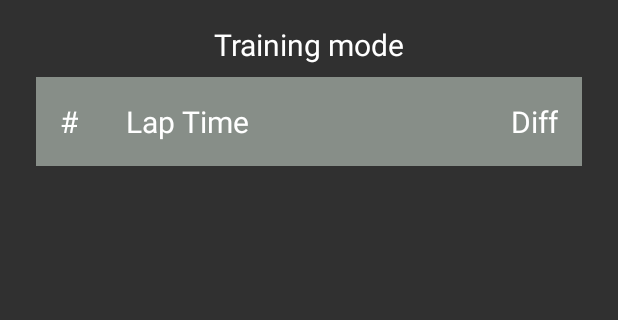
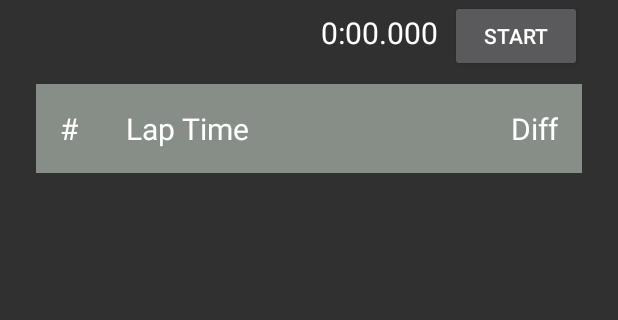
Before and after one commit to skoky/ammc-android, an Android app: the screen it shows after launch (MainActivity), after a tap on "Open >>>", on a phone screen of 412 x 824 dp, the part 84-404 px from its top. Run offline under Robolectric (Android 15) with nearby library versions, the phone set to English and light mode, and no system bars; libraries missing offline, so code that uses them is left out: com.j256.ormlite; 2 statements that could not run were skipped.

Commit message:
start stop spinner

```diff
--- a/app/src/main/java/com/skoky/MainActivity.kt
+++ b/app/src/main/java/com/skoky/MainActivity.kt
@@ -116,15 +116,15 @@ class MainActivity : AppCompatActivity(), TrainingModeFragment.OnListFragmentInt
     }
 
     fun openRacingMode(view: View) {
-
+        Log.i(TAG, "TBD")
     }
 
+    private lateinit var trainingFragment : TrainingModeFragment
     fun openTrainingMode(view: View) {
-        val fr: Fragment = TrainingModeFragment.newInstance(1)
+        trainingFragment = TrainingModeFragment.newInstance(1)
         val fragmentTransaction = supportFragmentManager.beginTransaction()
-        fragmentTransaction.replace(R.id.screen_container, fr)
+        fragmentTransaction.replace(R.id.screen_container, trainingFragment)
         fragmentTransaction.commit()
-
     }
 
     private val decoderServiceConnection = object : ServiceConnection {
@@ -143,23 +143,9 @@ class MainActivity : AppCompatActivity(), TrainingModeFragment.OnListFragmentInt
 
         override fun onServiceDisconnected(name: ComponentName) {
             app.decoderService = null
+            Log.w(TAG,"Service disconnected?")
+            finish()
         }
-    }
-
-
-    @Suppress("UNUSED_PARAMETER")
-    fun connectDialog(src: View) {
-        Log.d(TAG, "onClick: status")
-//
-//        val b = findViewById<ToggleButton>(R.id.buttonConnect)
-//        if (app.wb != null) {
-//            b.isChecked = true
-//            app.wb?.let { it.disconnect() }
-//            app.wb = null
-//        } else {
-//            b.isChecked = false
-//            openConnectDialog()
-//        }
     }
 
     override fun onOptionsItemSelected(item: MenuItem): Boolean {
--- a/app/src/main/java/com/skoky/fragment/TrainingModeFragment.kt
+++ b/app/src/main/java/com/skoky/fragment/TrainingModeFragment.kt
@@ -11,9 +11,14 @@ import android.util.Log
 import android.view.LayoutInflater
 import android.view.View
 import android.view.ViewGroup
+import android.widget.ArrayAdapter
+import android.widget.Button
+import android.widget.Spinner
 import com.skoky.R
 import com.skoky.fragment.content.Lap
+import com.skoky.fragment.content.TrainingModeModel
 import com.skoky.services.PassingBroadcastReceiver
+import kotlinx.android.synthetic.main.fragment_trainingmode_list.*
 import org.json.JSONObject
 
 
@@ -24,9 +29,14 @@ class TrainingModeFragment : Fragment() {
     private var listener: OnListFragmentInteractionListener? = null
     private lateinit var receiver: PassingBroadcastReceiver
 
+    private var startStopButtonM: Button? = null
+
+    private lateinit var tmm: TrainingModeModel
+
     override fun onCreateView(inflater: LayoutInflater, container: ViewGroup?,
                               savedInstanceState: Bundle?): View? {
         val view = inflater.inflate(R.layout.fragment_trainingmode_list, container, false)
+        val transponders = mutableListOf<String>()
 
         val viewContent = view.findViewById<RecyclerView>(R.id.training_content)
         // Set the adapter
@@ -44,27 +54,37 @@ class TrainingModeFragment : Fragment() {
                     Log.i(TAG, "Received passing $data")
                     val transponder = json.get("transponder") as Int
                     val time = (json.get("RTC_Time") as String).toLong()
-                    (adapter as TrainingModeRecyclerViewAdapter).addRecord(transponder, time)
-                    adapter.notifyDataSetChanged()
+
+                    if (running) {
+                        (adapter as TrainingModeRecyclerViewAdapter).addRecord(transponder, time)
+                        adapter.notifyDataSetChanged()
+                    }
+                    tmm = (adapter as TrainingModeRecyclerViewAdapter).tmm
+
+                    if (!transponders.contains(transponder.toString())) {
+                        transponders.add(transponder.toString())
+                        view.findViewById<Spinner>(R.id.decoderIdSpinner).adapter = ArrayAdapter(view.context,
+                                android.R.layout.simple_list_item_1, transponders)
+                    }
                 }
                 context!!.registerReceiver(receiver, IntentFilter("com.skoky.decoder.broadcast.passing"))
-
-//                doAsync {
-//                    var i = 0
-//                    while(i<10) {
-//                        uiThread {
-//                            (adapter as TrainingModeRecyclerViewAdapter).addRecord(TrainingModeModel.Lap(i,2L,3, 4f))
-//                            adapter.notifyDataSetChanged()
-//                        }
-//                        Thread.sleep(2000)
-//                        i++
-//                    }
-//                }
             }
         }
-
+        startStopButtonM = view.findViewById<Button>(R.id.startStopButton)
+        startStopButtonM!!.setOnClickListener { doStartStop()}
 
         return view
+    }
+
+    private var running = false
+    fun doStartStop() {
+        running = !running
+        if (running) {
+            startStopButtonM?.text = getText(R.string.stop)
+        } else {
+            startStopButtonM?.text = getText(R.string.start)
+        }
+
     }
 
     override fun onAttach(context: Context) {
@@ -87,7 +107,6 @@ class TrainingModeFragment : Fragment() {
         fun onListFragmentInteraction(item: Lap?)
     }
 
-
     companion object {
 
         const val ARG_COLUMN_COUNT = "column-count"
--- a/app/src/main/java/com/skoky/services/DecoderService.kt
+++ b/app/src/main/java/com/skoky/services/DecoderService.kt
@@ -29,7 +29,7 @@ data class Decoder(val id: String, var ipAddress: String? = null, var decoderTyp
 
 class DecoderService : Service() {
 
-    private var decoders = mutableListOf<Decoder>(Decoder(id = "1111", decoderType = "TranX", ipAddress = "192.168.0.231"))
+    private var decoders = mutableListOf<Decoder>(Decoder(id = "1111", decoderType = "TranX", ipAddress = "192.168.0.100"))
 
     override fun onCreate() {
         super.onCreate()
--- a/app/src/main/res/layout/fragment_trainingmode_list.xml
+++ b/app/src/main/res/layout/fragment_trainingmode_list.xml
@@ -13,17 +13,23 @@
     tools:listitem="@layout/fragment_trainingmode">
 
     <TextView
-        android:id="@+id/label1"
+        android:id="@+id/trainingTimeLabel"
         style="@style/amm_text_white"
         android:layout_width="wrap_content"
         android:layout_height="wrap_content"
         android:layout_marginEnd="8dp"
-        android:layout_marginStart="8dp"
-        android:layout_marginTop="16dp"
-        android:text="@string/training_mode"
-        app:layout_constraintEnd_toEndOf="parent"
-        app:layout_constraintStart_toStartOf="parent"
+        android:layout_marginTop="8dp"
+        android:text="0:00.000"
+        app:layout_constraintEnd_toStartOf="@+id/startStopButton"
         app:layout_constraintTop_toTopOf="parent" />
+
+    <Button
+        android:id="@+id/startStopButton"
+        android:layout_width="wrap_content"
+        android:layout_height="wrap_content"
+        android:layout_marginEnd="8dp"
+        android:text="@string/start"
+        app:layout_constraintEnd_toEndOf="parent" />
 
     <android.support.v7.widget.RecyclerView
         android:id="@+id/training_content"
@@ -34,8 +40,23 @@
         android:layout_marginTop="8dp"
         android:scrollbars="vertical"
         app:layout_constraintEnd_toEndOf="parent"
+        app:layout_constraintHorizontal_bias="0.0"
         app:layout_constraintStart_toStartOf="parent"
-        app:layout_constraintTop_toBottomOf="@+id/label1">
+        app:layout_constraintTop_toBottomOf="@+id/startStopButton">
 
     </android.support.v7.widget.RecyclerView>
+
+    <Spinner
+        android:id="@+id/decoderIdSpinner"
+        android:layout_width="wrap_content"
+        android:layout_height="wrap_content"
+        android:layout_marginEnd="8dp"
+        android:layout_marginStart="8dp"
+        android:layout_marginTop="8dp"
+        android:paddingBottom="8dp"
+        android:background="@color/amm_grey"
+        app:layout_constraintEnd_toStartOf="@+id/trainingTimeLabel"
+        app:layout_constraintStart_toStartOf="parent"
+        app:layout_constraintTop_toTopOf="parent" />
+
 </android.support.constraint.ConstraintLayout>
--- a/app/src/main/res/values/strings.xml
+++ b/app/src/main/res/values/strings.xml
@@ -7,6 +7,8 @@
     <string name="decoder_console_mode">Decoder console mode</string>
     <string name="racing_mode">Racing mode</string>
     <string name="training_mode">Training mode</string>
+    <string name="start">Start</string>
+    <string name="stop">Stop</string>
     <string name="training_mode_text">Tracks your transponder times from decoder during training</string>
     <string name="label_open"><![CDATA[Open >>>]]></string>
     <string name="racing_mode_text">Tracks all racers from decoders and show results in timing table</string>
--- a/app/src/main/res/values/styles.xml
+++ b/app/src/main/res/values/styles.xml
@@ -10,4 +10,8 @@
         <item name="android:fontFamily">sans-serif</item>
     </style>
 
+    <style name="amm_spinner">
+        <item name="android:colorBackground">@color/amm_grey</item>
+    </style>
+
 </resources>
```
Also changed, not shown: app/src/main/java/com/skoky/fragment/TrainingModeRecyclerViewAdapter.kt (+11 -5 lines), app/src/main/java/com/skoky/fragment/content/TrainingModeModel.kt (+11 -14 lines).
